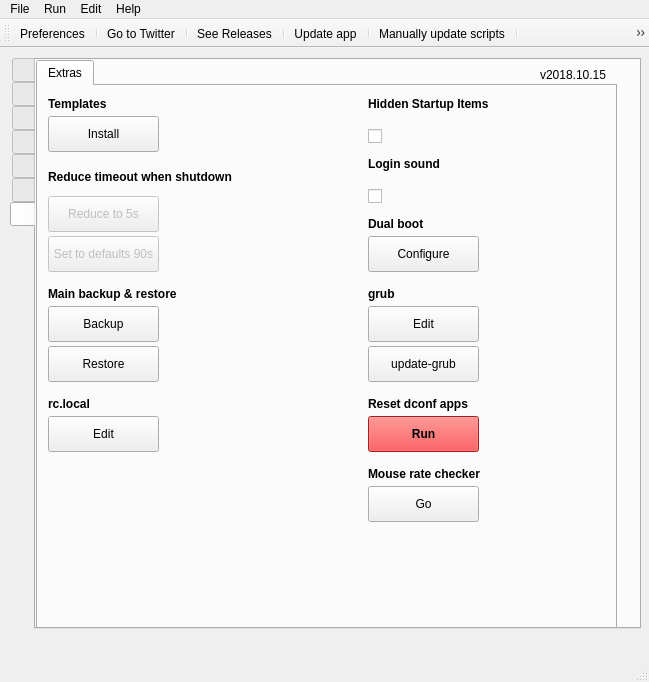
Old version of the form src/mainwindow.ui in the repository adgellida/ubunsys.
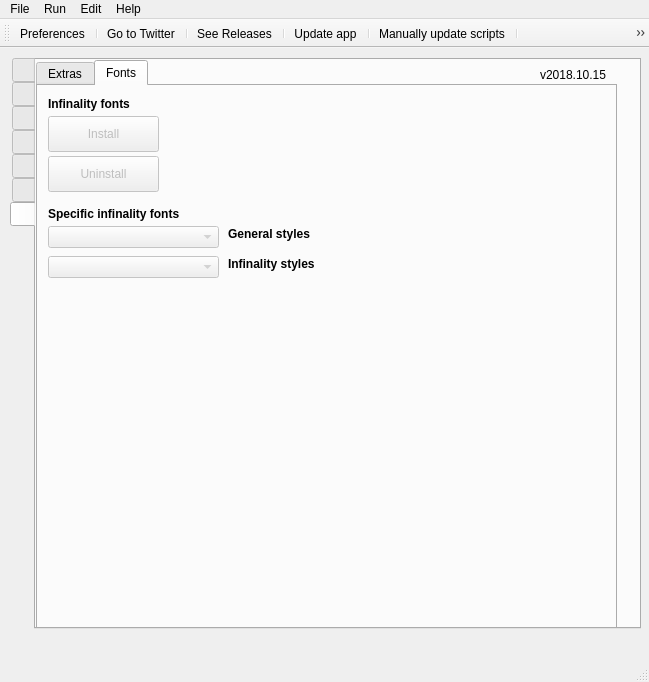
New version of the form. The open tabs and pages were chosen to show the change. Icons and pictures are not drawn.

The edit to the form file:
```diff
--- a/src/mainwindow.ui
+++ b/src/mainwindow.ui
@@ -3231,7 +3231,7 @@
        <bool>false</bool>
       </property>
       <property name="currentIndex">
-       <number>0</number>
+       <number>1</number>
       </property>
       <widget class="QWidget" name="tab_7">
        <attribute name="title">
@@ -4232,6 +4232,265 @@
         </property>
        </widget>
       </widget>
+      <widget class="QWidget" name="tab_6">
+       <attribute name="title">
+        <string>Fonts</string>
+       </attribute>
+       <widget class="QLabel" name="label_6">
+        <property name="geometry">
+         <rect>
+          <x>10</x>
+          <y>120</y>
+          <width>211</width>
+          <height>16</height>
+         </rect>
+        </property>
+        <property name="font">
+         <font>
+          <weight>75</weight>
+          <bold>true</bold>
+         </font>
+        </property>
+        <property name="text">
+         <string>Specific infinality fonts</string>
+        </property>
+       </widget>
+       <widget class="QComboBox" name="comboBox">
+        <property name="enabled">
+         <bool>false</bool>
+        </property>
+        <property name="geometry">
+         <rect>
+          <x>10</x>
+          <y>140</y>
+          <width>171</width>
+          <height>22</height>
+         </rect>
+        </property>
+        <item>
+         <property name="text">
+          <string/>
+         </property>
+        </item>
+        <item>
+         <property name="text">
+          <string>OSX</string>
+         </property>
+        </item>
+        <item>
+         <property name="text">
+          <string>IPAD</string>
+         </property>
+        </item>
+        <item>
+         <property name="text">
+          <string>UBUNTU</string>
+         </property>
+        </item>
+        <item>
+         <property name="text">
+          <string>LINUX</string>
+         </property>
+        </item>
+        <item>
+         <property name="text">
+          <string>WINDOWS</string>
+         </property>
+        </item>
+        <item>
+         <property name="text">
+          <string>WINDOWS7</string>
+         </property>
+        </item>
+        <item>
+         <property name="text">
+          <string>WINDOWS7LIGHT</string>
+         </property>
+        </item>
+        <item>
+         <property name="text">
+          <string>VANILLA</string>
+         </property>
+        </item>
+        <item>
+         <property name="text">
+          <string>CUSTOM</string>
+         </property>
+        </item>
+       </widget>
+       <widget class="QComboBox" name="comboBox_2">
+        <property name="enabled">
+         <bool>false</bool>
+        </property>
+        <property name="geometry">
+         <rect>
+          <x>10</x>
+          <y>170</y>
+          <width>171</width>
+          <height>22</height>
+         </rect>
+        </property>
+        <item>
+         <property name="text">
+          <string/>
+         </property>
+        </item>
+        <item>
+         <property name="text">
+          <string>CLASSIC</string>
+         </property>
+        </item>
+        <item>
+         <property name="text">
+          <string>NUDGE</string>
+         </property>
+        </item>
+        <item>
+         <property name="text">
+          <string>PUSH</string>
+         </property>
+        </item>
+        <item>
+         <property name="text">
+          <string>SHOVE</string>
+         </property>
+        </item>
+        <item>
+         <property name="text">
+          <string>SHARPENED</string>
+         </property>
+        </item>
+        <item>
+         <property name="text">
+          <string>INFINALITY</string>
+         </property>
+        </item>
+        <item>
+         <property name="text">
+          <string>DISABLED</string>
+         </property>
+        </item>
+       </widget>
+       <widget class="QLabel" name="label_7">
+        <property name="geometry">
+         <rect>
+          <x>190</x>
+          <y>170</y>
+          <width>211</width>
+          <height>16</height>
+         </rect>
+        </property>
+        <property name="font">
+         <font>
+          <weight>75</weight>
+          <bold>true</bold>
+         </font>
+        </property>
+        <property name="text">
+         <string>Infinality styles</string>
+        </property>
+       </widget>
+       <widget class="QLabel" name="label_12">
+        <property name="geometry">
+         <rect>
+          <x>190</x>
+          <y>140</y>
+          <width>211</width>
+          <height>16</height>
+         </rect>
+        </property>
+        <property name="font">
+         <font>
+          <weight>75</weight>
+          <bold>true</bold>
+         </font>
+        </property>
+        <property name="text">
+         <string>General styles</string>
+        </property>
+       </widget>
+       <widget class="QLabel" name="label_10">
+        <property name="geometry">
+         <rect>
+          <x>10</x>
+          <y>10</y>
+          <width>211</width>
+          <height>16</height>
+         </rect>
+        </property>
+        <property name="font">
+         <font>
+          <weight>75</weight>
+          <bold>true</bold>
+         </font>
+        </property>
+        <property name="text">
+         <string>Infinality fonts</string>
+        </property>
+       </widget>
+       <widget class="QPushButton" name="installInfinalityFontsButton">
+        <property name="enabled">
+         <bool>false</bool>
+        </property>
+        <property name="geometry">
+         <rect>
+          <x>10</x>
+          <y>30</y>
+          <width>111</width>
+          <height>36</height>
+         </rect>
+        </property>
+        <property name="whatsThis">
+         <string/>
+        </property>
+        <property name="text">
+         <string>Install</string>
+        </property>
+        <property name="iconSize">
+         <size>
+          <width>30</width>
+          <height>30</height>
+         </size>
+        </property>
+        <property name="shortcut">
+         <string/>
+        </property>
+        <property name="checkable">
+         <bool>false</bool>
+        </property>
+       </widget>
+       <widget class="QPushButton" name="uninstallInfinalityFontsButton">
+        <property name="enabled">
+         <bool>false</bool>
+        </property>
+        <property name="geometry">
+         <rect>
+          <x>10</x>
+          <y>70</y>
+          <width>111</width>
+          <height>36</height>
+         </rect>
+        </property>
+        <property name="whatsThis">
+         <string/>
+        </property>
+        <property name="text">
+         <string>Uninstall</string>
+        </property>
+        <property name="iconSize">
+         <size>
+          <width>30</width>
+          <height>30</height>
+         </size>
+        </property>
+        <property name="shortcut">
+         <string/>
+        </property>
+        <property name="checkable">
+         <bool>false</bool>
+        </property>
+       </widget>
+      </widget>
      </widget>
     </widget>
    </widget>
```
Left out of the diff: 2 changed lines with no effect on the pictures.
